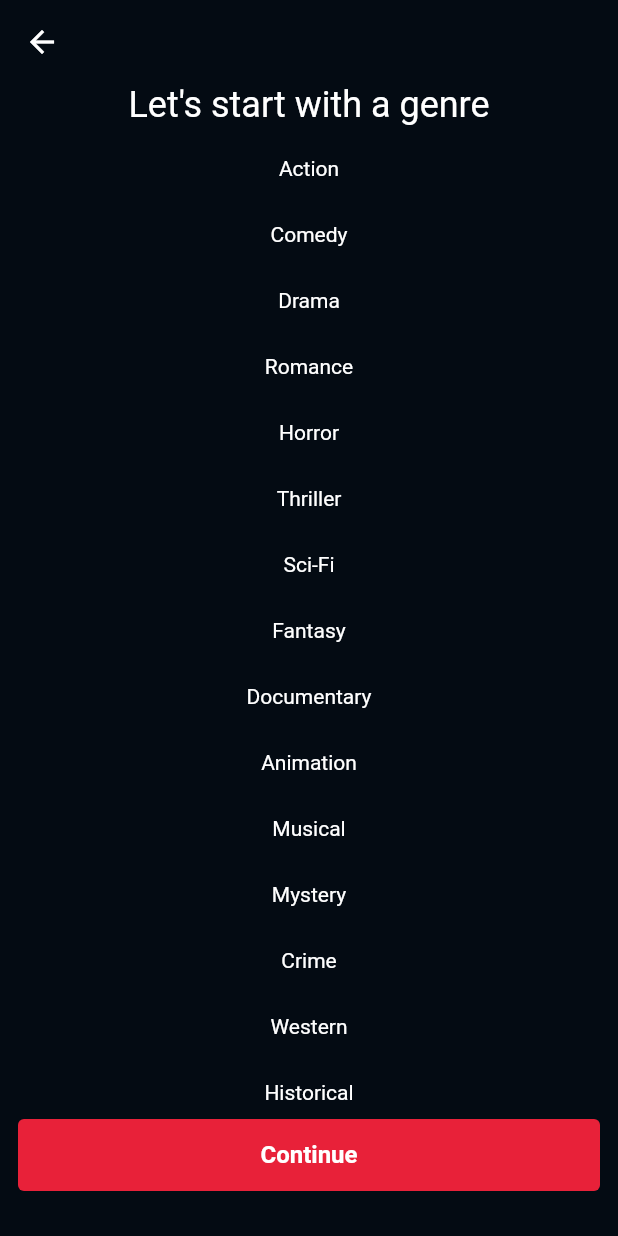
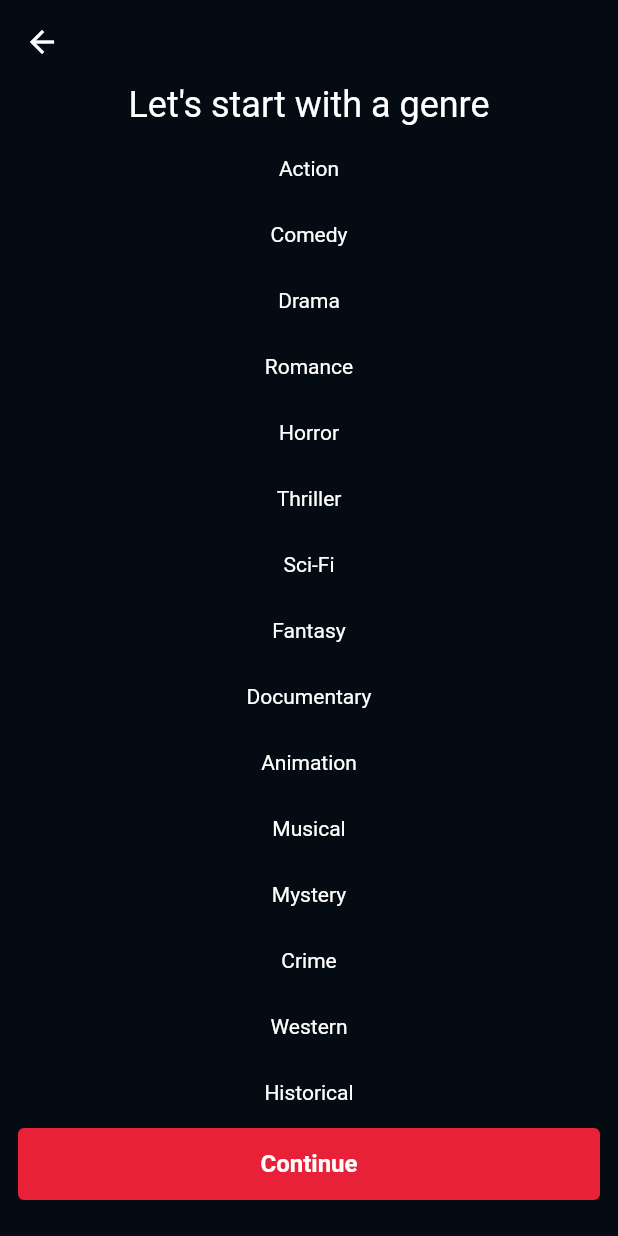
Before and after one commit to khkred/movie_recommend, a Flutter app: the screen it shows after launch, after a tap on "Get Started", on a phone screen of 412 x 824 dp. Run offline on Flutter 3.47's test engine with Material 2 defaults, Android fonts, the phone set to English and light mode, and no system bars.

Commit message:
UI Completed

```diff
--- a/lib/features/movie_flow/genre/genre_screen.dart
+++ b/lib/features/movie_flow/genre/genre_screen.dart
@@ -66,7 +66,8 @@ class _GenreScreenState extends State<GenreScreen> {
           onPressed: widget.previousPage,
         ),
       ),
-      body: Column(
+      body: Center(
+        child: Column(
           children: [
             Text(
               "Let's start with a genre",
@@ -95,9 +96,10 @@ class _GenreScreenState extends State<GenreScreen> {
               text: 'Continue',
             ),
             const SizedBox(
-            height: kButtonBottomDivider,
+              height: kMediumSpacing,
             ),
           ],
+        ),
       ),
     );
   }
--- a/lib/features/movie_flow/movie_flow.dart
+++ b/lib/features/movie_flow/movie_flow.dart
@@ -1,6 +1,8 @@
 import 'package:flutter/material.dart';
 import 'package:movie_recommend/features/movie_flow/genre/genre_screen.dart';
 import 'package:movie_recommend/features/movie_flow/landing/landing_screen.dart';
+import 'package:movie_recommend/features/movie_flow/rating/rating_screen.dart';
+import 'package:movie_recommend/features/movie_flow/years_back/years_back.dart';
 
 class MovieFlow extends StatefulWidget {
   const MovieFlow({Key? key}) : super(key: key);
@@ -40,8 +42,8 @@ class _MovieFlowState extends State<MovieFlow> {
       children: [
         LandingScreen(nextPage: nextPage, previousPage: previousPage),
         GenreScreen(nextPage: nextPage, previousPage: previousPage),
-        Scaffold(body: Container(color: Colors.blue)),
-        Scaffold(body: Container(color: Colors.yellow))
+        RatingScreen(nextPage: nextPage, previousPage: previousPage),
+        YearBackScreen(nextPage: nextPage, previousPage: previousPage)
       ],
     );
   }
--- /dev/null
+++ b/lib/features/movie_flow/rating/rating_screen.dart
@@ -0,0 +1,65 @@
+import 'package:flutter/material.dart';
+import 'package:movie_recommend/core/constants.dart';
+import 'package:movie_recommend/core/widgets/primary_button.dart';
+
+class RatingScreen extends StatefulWidget {
+  const RatingScreen({Key? key,
+  required this.nextPage,
+  required this.previousPage}) : super(key: key);
+
+  final VoidCallback nextPage;
+  final VoidCallback previousPage;
+
+  @override
+  State<RatingScreen> createState() => _RatingScreenState();
+}
+
+class _RatingScreenState extends State<RatingScreen> {
+
+  //Default rating for now
+  double rating = 5;
+  @override
+  Widget build(BuildContext context) {
+    final theme = Theme.of(context);
+    return  Scaffold(
+      appBar: AppBar(
+        leading: BackButton(
+          onPressed: widget.previousPage,
+        ),
+      ),
+      body: Center(
+        child: Column(
+          children: [Text(
+            "Select a minimum rating\nranging from 1-10",
+            style: theme.textTheme.headlineSmall,
+            textAlign: TextAlign.center,
+          ),
+            const Spacer(),
+            Row(
+              mainAxisAlignment: MainAxisAlignment.center,
+              children: [
+                Text('${rating.ceil()}',style: theme.textTheme.headline2,),
+                const Icon(Icons.star_rounded,color: Colors.amber,size: 62)
+              ],
+            ),
+            const Spacer(),
+            Slider(value: rating,
+                min: 1,
+                max: 10,
+                divisions: 10,
+                label: '${rating.ceil()}',
+                onChanged: (value){
+              setState(() {
+                rating = value;
+              });
+            }),
+            const Spacer(),
+            PrimaryButton(onPressed: widget.nextPage, text:'Yes please'),
+            const SizedBox(height: kMediumSpacing)
+          ],
+        ),
+      ),
+
+    );
+  }
+}
--- /dev/null
+++ b/lib/features/movie_flow/result/movie.dart
@@ -0,0 +1,60 @@
+import 'package:flutter/foundation.dart';
+import 'package:movie_recommend/features/movie_flow/genre/genre.dart';
+
+@immutable
+class Movie {
+  final String title;
+  final String overview;
+  final num voteAverage;
+  final List<Genre> genres;
+  final String releaseDate;
+  final String? backdropPath;
+  final String? posterPath;
+
+  const Movie(
+      {required this.title,
+      required this.overview,
+      required this.voteAverage,
+      required this.genres,
+      required this.releaseDate,
+      this.backdropPath,
+      this.posterPath});
+
+  Movie.intial()
+      : title = '',
+        overview = '',
+        voteAverage = 0,
+        genres = [],
+        releaseDate = '',
+        backdropPath = '',
+        posterPath = '';
+
+  String get genresCommaSeparated =>
+      genres.map((e) => e.name).toList().join(', ');
+
+  @override
+  String toString() {
+    return 'Movie{title: $title, overview: $overview, voteAverage: $voteAverage, genres: $genres, releaseDate: $releaseDate, backdropPath: $backdropPath, posterPath: $posterPath}';
+  }
+
+  @override
+  bool operator ==(Object other) {
+    if (identical(this, other)) return true;
+
+    return other is Movie &&
+        other.title == title &&
+        other.overview == overview &&
+        other.voteAverage == voteAverage &&
+        listEquals(other.genres, genres) &&
+        other.releaseDate == releaseDate;
+  }
+
+  @override
+  int get hashCode {
+    return title.hashCode ^
+        overview.hashCode ^
+        voteAverage.hashCode ^
+        genres.hashCode ^
+        releaseDate.hashCode;
+  }
+}
--- /dev/null
+++ b/lib/features/movie_flow/years_back/years_back.dart
@@ -0,0 +1,79 @@
+import 'package:flutter/material.dart';
+import 'package:movie_recommend/core/constants.dart';
+import 'package:movie_recommend/core/widgets/primary_button.dart';
+import 'package:movie_recommend/features/movie_flow/result/result_screen.dart';
+
+class YearBackScreen extends StatefulWidget {
+  const YearBackScreen(
+      {required this.nextPage, required this.previousPage, Key? key})
+      : super(key: key);
+
+  final VoidCallback nextPage;
+  final VoidCallback previousPage;
+
+  @override
+  State<YearBackScreen> createState() => _YearBackScreenState();
+}
+
+class _YearBackScreenState extends State<YearBackScreen> {
+  double yearsBack = 10;
+
+  @override
+  Widget build(BuildContext context) {
+    final theme = Theme.of(context);
+    return Scaffold(
+      appBar: AppBar(
+        leading: BackButton(
+          onPressed: widget.previousPage,
+        ),
+      ),
+      body: Center(
+        child: Column(
+          children: [
+            Text(
+              "Let's start with a genre",
+              style: theme.textTheme.headlineSmall,
+              textAlign: TextAlign.center,
+            ),
+            const Spacer(),
+            Column(
+              mainAxisAlignment: MainAxisAlignment.center,
+              children: [
+                Text(
+                  '${yearsBack.ceil()}',
+                  style: theme.textTheme.headline2,
+                ),
+                Text(
+                  'Years Back',
+                  style: theme.textTheme.headline4?.copyWith(
+                    color: theme.textTheme.headline4?.color?.withOpacity(0.62),
+                  ),
+                )
+              ],
+            ),
+            const Spacer(),
+            Slider(
+                value: yearsBack,
+                min: 0,
+                max: 70,
+                divisions: 70,
+                label: '${yearsBack.ceil()}',
+                onChanged: (value) {
+                  setState(() {
+                    yearsBack = value;
+                  });
+                }),
+            const Spacer(),
+            PrimaryButton(
+                onPressed: () =>
+                    Navigator.of(context).push(ResultScreen.route()),
+                text: 'Results'),
+            const SizedBox(
+              height: kMediumSpacing,
+            )
+          ],
+        ),
+      ),
+    );
+  }
+}
--- a/lib/theme/custom_theme.dart
+++ b/lib/theme/custom_theme.dart
@@ -23,7 +23,18 @@ class CustomTheme {
           backgroundColor: Palette.red500,
         ),
       ),
-      appBarTheme: const AppBarTheme(elevation: 0, color: Palette.almostBack),
+      appBarTheme: const AppBarTheme(
+        elevation: 0,
+        color: Palette.almostBack,
+      ),
+      sliderTheme: SliderThemeData(
+        activeTrackColor: Colors.white,
+        inactiveTrackColor: Colors.grey.shade800,
+        thumbColor: Colors.white,
+        valueIndicatorColor: Palette.red500,
+        inactiveTickMarkColor: Colors.transparent,
+        activeTickMarkColor: Colors.transparent
+      ),
       colorScheme: ColorScheme.fromSwatch(
         brightness: Brightness.dark, // Set brightness here
         primarySwatch: MaterialColor(
```
Also changed, not shown: lib/features/movie_flow/result/result_screen.dart (added, +147 -0 lines). Lines whose indentation alone changed are shown as unchanged.
